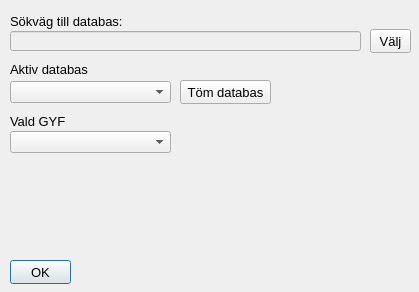
The window that ui/settings.ui (co-city/QGYF) describes before a commit, drawn with Qt 5.
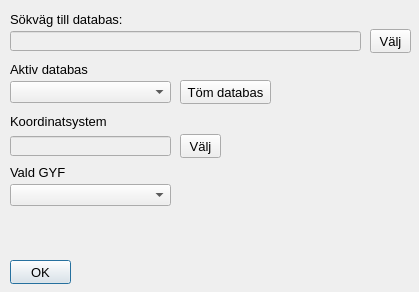
The same window after the commit. Icons and pictures are not drawn.

Diff of the .ui file:
```diff
--- a/ui/settings.ui
+++ b/ui/settings.ui
@@ -40,7 +40,7 @@
    <property name="geometry">
     <rect>
      <x>10</x>
-     <y>11</y>
+     <y>9</y>
      <width>121</width>
      <height>21</height>
     </rect>
@@ -66,7 +66,7 @@
    <property name="geometry">
     <rect>
      <x>10</x>
-     <y>111</y>
+     <y>162</y>
      <width>81</width>
      <height>21</height>
     </rect>
@@ -105,7 +105,7 @@
    <property name="geometry">
     <rect>
      <x>10</x>
-     <y>131</y>
+     <y>184</y>
      <width>161</width>
      <height>22</height>
     </rect>
@@ -137,6 +137,48 @@
     <string>Töm databas</string>
    </property>
   </widget>
+  <widget class="QLabel" name="label_4">
+   <property name="geometry">
+    <rect>
+     <x>10</x>
+     <y>111</y>
+     <width>131</width>
+     <height>21</height>
+    </rect>
+   </property>
+   <property name="text">
+    <string>Koordinatsystem</string>
+   </property>
+  </widget>
+  <widget class="QLineEdit" name="crs">
+   <property name="enabled">
+    <bool>false</bool>
+   </property>
+   <property name="geometry">
+    <rect>
+     <x>10</x>
+     <y>136</y>
+     <width>161</width>
+     <height>20</height>
+    </rect>
+   </property>
+   <property name="text">
+    <string/>
+   </property>
+  </widget>
+  <widget class="QToolButton" name="selectCRSButton">
+   <property name="geometry">
+    <rect>
+     <x>180</x>
+     <y>134</y>
+     <width>41</width>
+     <height>24</height>
+    </rect>
+   </property>
+   <property name="text">
+    <string>Välj</string>
+   </property>
+  </widget>
  </widget>
  <resources>
   <include location="../resources.py"/>
```
